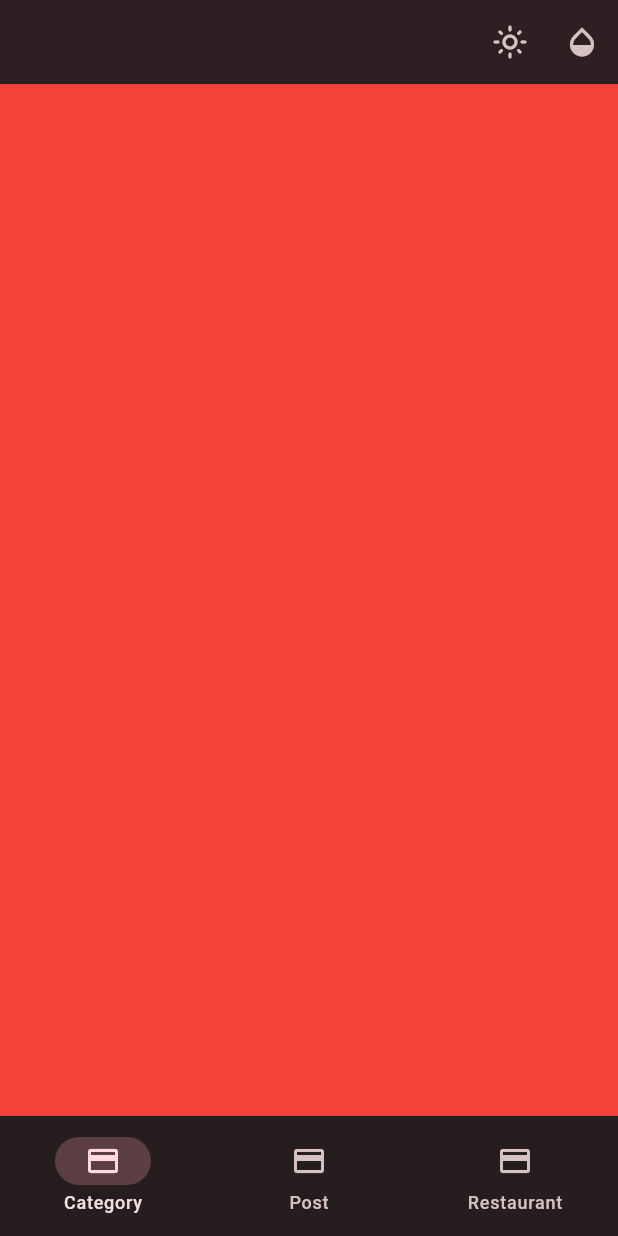
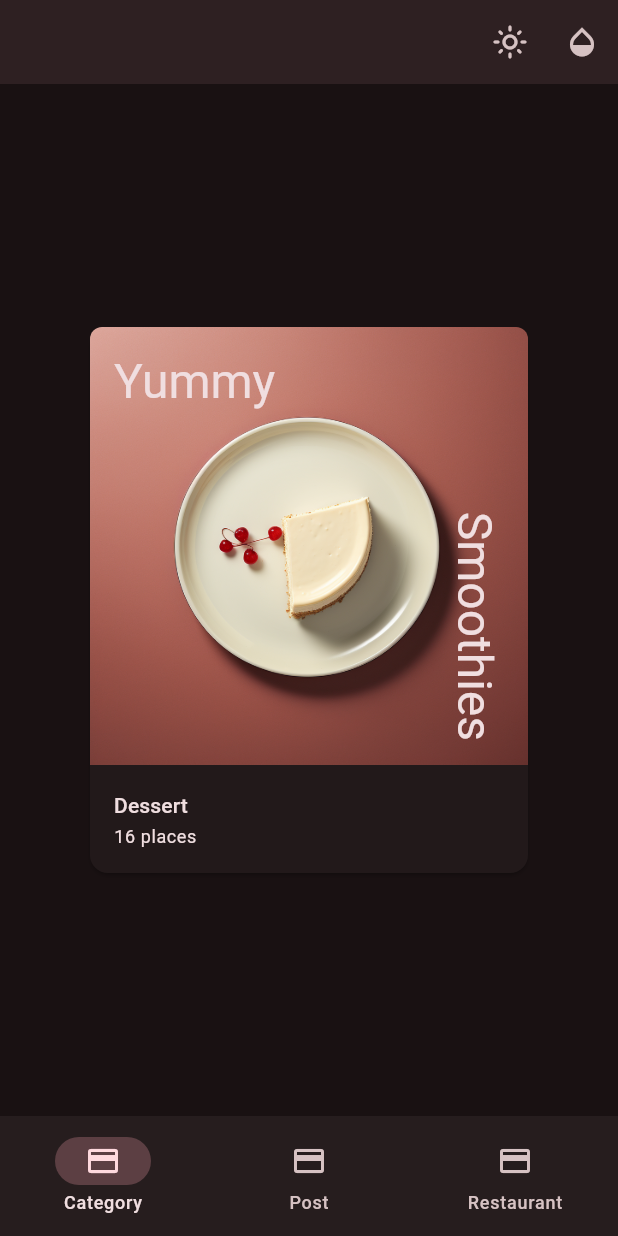
Before and after one commit to shankar-balasubramaniam/yummy-flutter, a Flutter app: the screen it shows after launch, on a phone screen of 412 x 824 dp. Run offline on Flutter 3.47's test engine with Material 3 defaults, Android fonts, the light colour scheme and no system bars.

Commit message:
compose category card

```diff
--- /dev/null
+++ b/lib/components/category_card.dart
@@ -0,0 +1,64 @@
+import 'package:flutter/material.dart';
+import '../models/food_category.dart';
+
+class CategoryCard extends StatelessWidget {
+  final FoodCategory category;
+
+  const CategoryCard({
+    super.key,
+    required this.category,
+  });
+
+  @override
+  Widget build(BuildContext context) {
+    final textTheme = Theme.of(context)
+        .textTheme
+        .apply(displayColor: Theme.of(context).colorScheme.onSurface);
+
+    return Card(
+      child: Column(
+        mainAxisSize: MainAxisSize.min,
+        children: [
+          Stack(
+            children: [
+              ClipRRect(
+                borderRadius:
+                    const BorderRadius.vertical(top: Radius.circular(8.0)),
+                child: Image.asset(category.imageUrl),
+              ),
+              Positioned(
+                left: 16.0,
+                top: 16.0,
+                child: Text(
+                  "Yummy",
+                  style: textTheme.headlineLarge,
+                ),
+              ),
+              Positioned(
+                bottom: 16,
+                right: 16,
+                child: RotatedBox(
+                  quarterTurns: 1,
+                  child: Text(
+                    "Smoothies",
+                    style: textTheme.headlineLarge,
+                  ),
+                ),
+              )
+            ],
+          ),
+          ListTile(
+            title: Text(
+              category.name,
+              style: textTheme.titleSmall,
+            ),
+            subtitle: Text(
+              "${category.numberOfRestaurants} places",
+              style: textTheme.bodySmall,
+            ),
+          )
+        ],
+      ),
+    );
+  }
+}
--- a/lib/home.dart
+++ b/lib/home.dart
@@ -2,6 +2,8 @@ import 'package:flutter/material.dart';
 import 'components/theme_button.dart';
 import 'components/color_button.dart';
 import 'constants.dart';
+import 'components/category_card.dart';
+import 'models/food_category.dart';
 
 class Home extends StatefulWidget {
   const Home({
@@ -43,9 +45,11 @@ class _HomeState extends State<Home> {
   @override
   Widget build(BuildContext context) {
     final pages = [
-      // TODO: Replace with Category Card
-      Container(
-        color: Colors.red,
+      Center(
+        child: ConstrainedBox(
+          constraints: const BoxConstraints(maxWidth: 300),
+          child: CategoryCard(category: categories[0]),
+        ),
       ),
       // TODO: Replace with Post Card
       Container(
```
